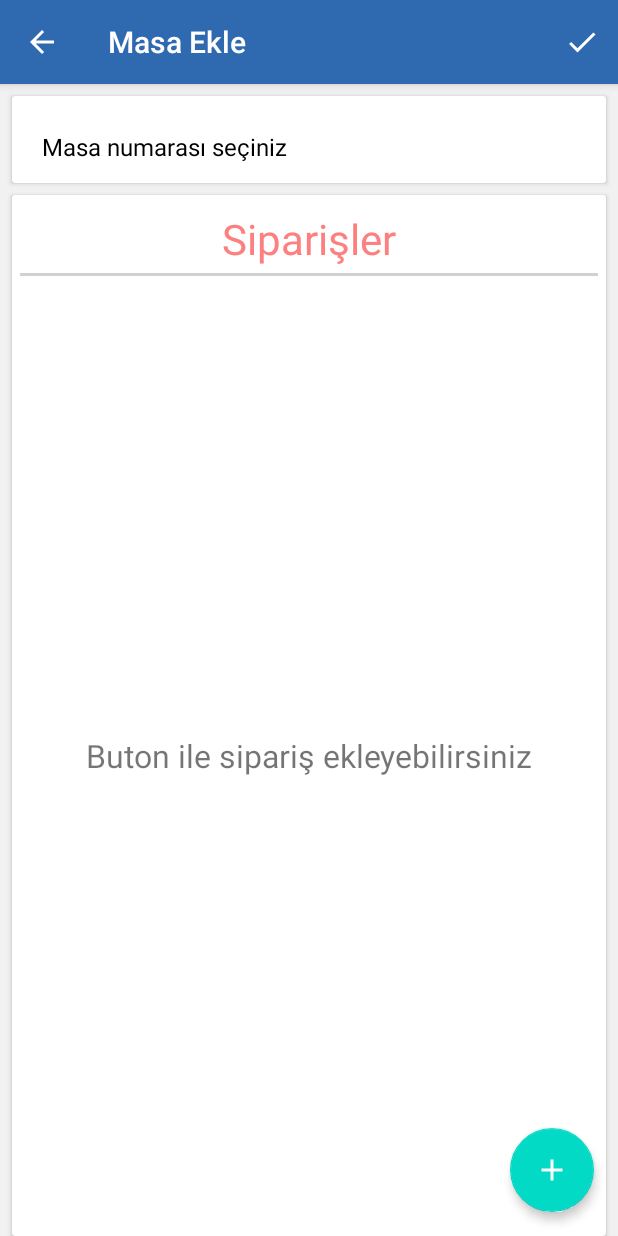
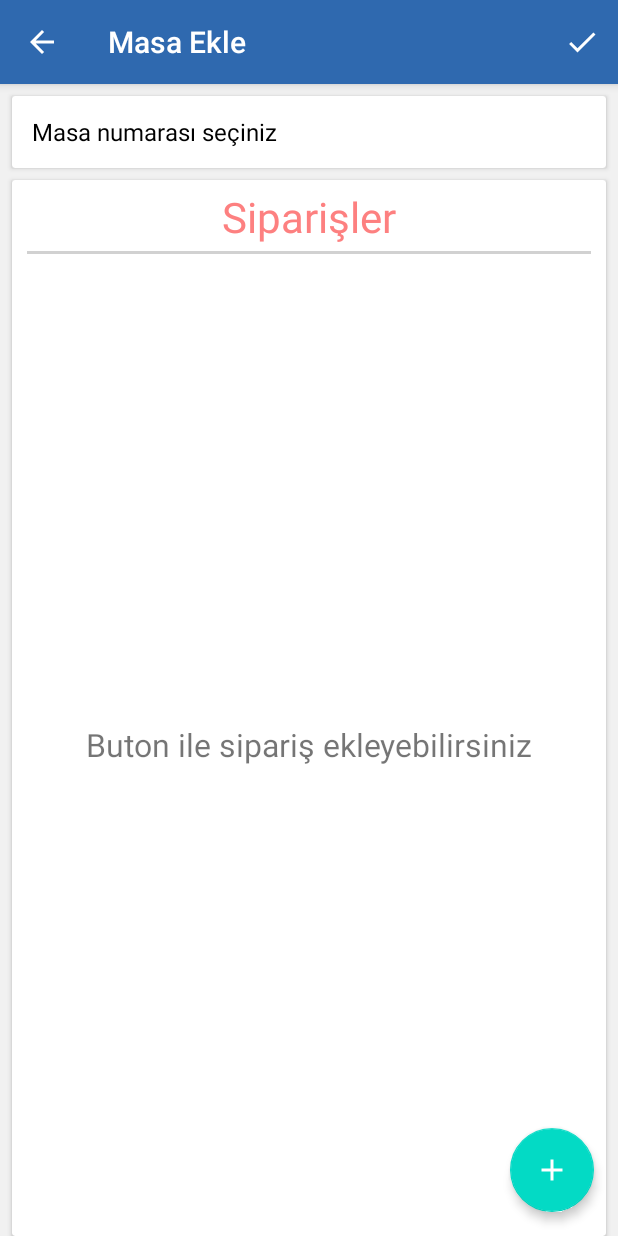
Before and after one commit to fpasalioglu/KafeOtomasyon, an Android app: the screen it shows after launch once a user with an empty profile is signed in (MasaEkleActivity), after a tap on an icon or button, on a phone screen of 412 x 824 dp. Run offline under Robolectric (Android 15) with nearby library versions, the phone set to English and light mode, and no system bars; our stand-ins replace Firebase (no records; nobody signed in at launch, a user with empty details on screens opened directly), navigation-ui; 2 statements that could not run were skipped.

Commit message:
Arayüz güncelleme ve ciro toplama

```diff
--- a/app/src/main/java/com/example/kafeotomasyon/MainActivity.java
+++ b/app/src/main/java/com/example/kafeotomasyon/MainActivity.java
@@ -2,9 +2,10 @@ package com.example.kafeotomasyon;
 
 import android.content.Intent;
 import android.os.Bundle;
-import android.util.Log;
 import android.view.Menu;
 import android.view.MenuItem;
+import android.view.View;
+import android.widget.TextView;
 
 import com.example.kafeotomasyon.models.MenuModel;
 import com.example.kafeotomasyon.models.User;
@@ -54,6 +55,14 @@ public class MainActivity extends AppCompatActivity {
         NavigationUI.setupWithNavController(navigationView, navController);
     }
 
+    public void navTextChange(){
+        NavigationView navigationView = (NavigationView) findViewById(R.id.nav_view);
+        View headerView = navigationView.getHeaderView(0);
+        TextView navUsername = (TextView) headerView.findViewById(R.id.textView);
+        String cap = kullanici.getGorev().substring(0, 1).toUpperCase() + kullanici.getGorev().substring(1);
+        navUsername.setText(cap +": "+kullanici.getIsim());
+    }
+
     void menucek(){
         ValueEventListener postListener = new ValueEventListener() {
             @Override
@@ -85,6 +94,7 @@ public class MainActivity extends AppCompatActivity {
                         kullanici = new User(user.getUid(), user.getIsim(), user.getGorev());
                     }
                 }
+                navTextChange();
             }
             @Override
             public void onCancelled(DatabaseError databaseError) {
--- a/app/src/main/res/layout/activity_masaekle.xml
+++ b/app/src/main/res/layout/activity_masaekle.xml
@@ -22,8 +22,7 @@
             android:id="@+id/spinner"
             android:layout_width="match_parent"
             android:layout_height="wrap_content"
-            android:layout_marginStart="12dp"
-            android:layout_marginTop="10dp" />
+            android:layout_marginStart="5dp" />
     </androidx.cardview.widget.CardView>
 
     <androidx.cardview.widget.CardView
@@ -43,7 +42,7 @@
                 android:id="@+id/textView4"
                 android:layout_width="match_parent"
                 android:layout_height="wrap_content"
-                android:layout_marginTop="10dp"
+                android:layout_marginTop="5dp"
                 android:gravity="center"
                 android:text="Siparişler"
                 android:textColor="#FD8080"
@@ -53,8 +52,8 @@
                 android:layout_width="fill_parent"
                 android:layout_height="2dp"
                 android:layout_marginTop="4dp"
-                android:layout_marginLeft="5dp"
-                android:layout_marginRight="5dp"
+                android:layout_marginLeft="10dp"
+                android:layout_marginRight="10dp"
                 android:background="#d1d1d1" />
 
             <ListView
--- a/app/src/main/res/layout/nav_header_main.xml
+++ b/app/src/main/res/layout/nav_header_main.xml
@@ -3,7 +3,7 @@
     xmlns:app="http://schemas.android.com/apk/res-auto"
     android:layout_width="match_parent"
     android:layout_height="@dimen/nav_header_height"
-    android:background="@drawable/side_nav_bar"
+    android:background="@drawable/gradient"
     android:gravity="bottom"
     android:orientation="vertical"
     android:paddingLeft="@dimen/activity_horizontal_margin"
@@ -18,7 +18,7 @@
         android:layout_height="wrap_content"
         android:contentDescription="@string/nav_header_desc"
         android:paddingTop="@dimen/nav_header_vertical_spacing"
-        app:srcCompat="@mipmap/ic_launcher_round" />
+        app:srcCompat="@mipmap/ic_launcher" />
 
     <TextView
         android:layout_width="match_parent"
--- a/app/src/main/res/values/strings.xml
+++ b/app/src/main/res/values/strings.xml
@@ -2,12 +2,12 @@
     <string name="app_name">KafeOtomasyon</string>
     <string name="navigation_drawer_open">Open navigation drawer</string>
     <string name="navigation_drawer_close">Close navigation drawer</string>
-    <string name="nav_header_title">Android Studio</string>
+    <string name="nav_header_title">@string/app_name</string>
     <string name="nav_header_subtitle">android.studio@android.com</string>
     <string name="nav_header_desc">Navigation header</string>
-    <string name="action_settings">Settings</string>
+    <string name="action_settings">Ayarlar</string>
 
-    <string name="menu_home">Home</string>
+    <string name="menu_home">Masalar</string>
     <string name="menu_gallery">Menüler</string>
     <string name="menu_slideshow">Slideshow</string>
 </resources>
```
Also changed, not shown: app/src/main/java/com/example/kafeotomasyon/MasaYonetimiActivity.java (+57 -4 lines).
